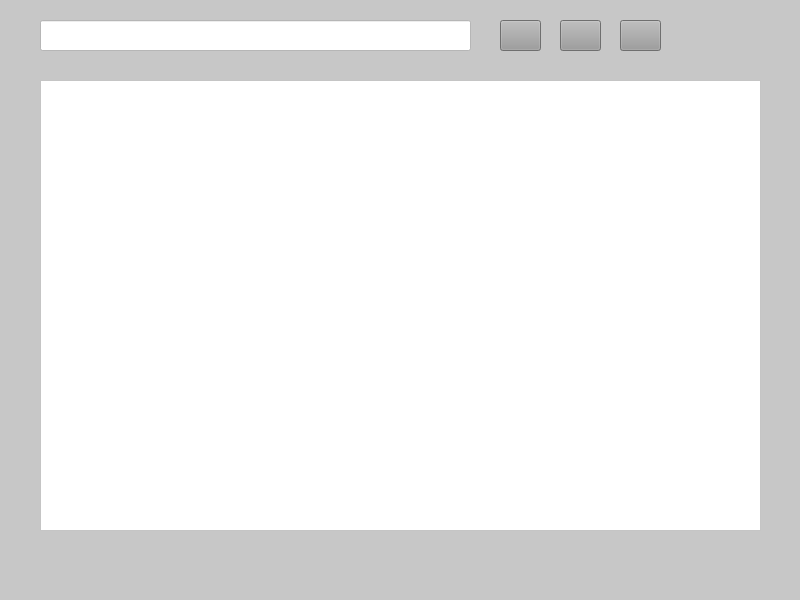
VictorHCH/Taller-Mecanico, file TallerMecanico/ventanas/Inventario.ui: the form before one commit.
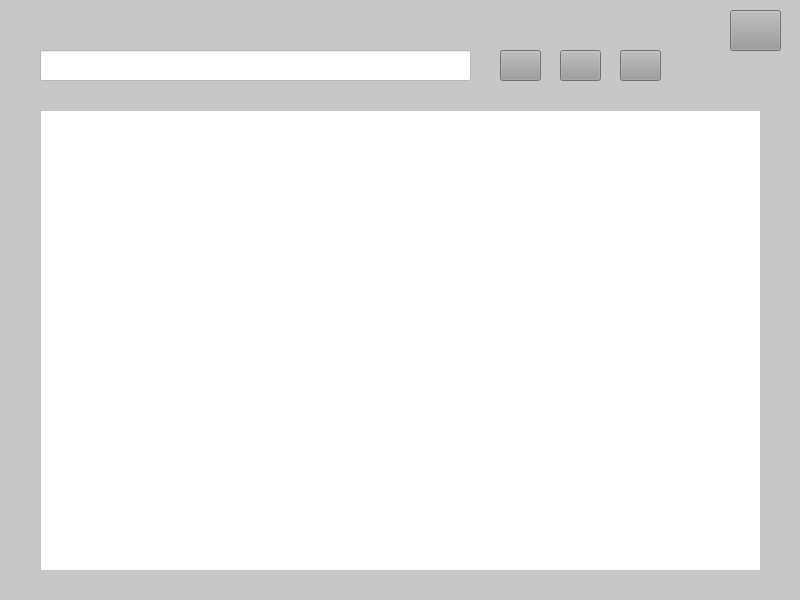
The form after the commit. Icons and pictures are not drawn.

```diff
--- a/TallerMecanico/ventanas/Inventario.ui
+++ b/TallerMecanico/ventanas/Inventario.ui
@@ -25,7 +25,7 @@
     <property name="geometry">
      <rect>
       <x>40</x>
-      <y>20</y>
+      <y>50</y>
       <width>431</width>
       <height>31</height>
      </rect>
@@ -33,7 +33,7 @@
     <property name="font">
      <font>
       <family>Franklin Gothic Book</family>
-      <pointsize>9</pointsize>
+      <pointsize>11</pointsize>
      </font>
     </property>
     <property name="styleSheet">
@@ -44,7 +44,7 @@
     <property name="geometry">
      <rect>
       <x>500</x>
-      <y>20</y>
+      <y>50</y>
       <width>41</width>
       <height>31</height>
      </rect>
@@ -69,15 +69,15 @@
     <property name="geometry">
      <rect>
       <x>40</x>
-      <y>80</y>
+      <y>110</y>
       <width>721</width>
-      <height>451</height>
+      <height>461</height>
      </rect>
     </property>
     <property name="font">
      <font>
       <family>Franklin Gothic Book</family>
-      <pointsize>9</pointsize>
+      <pointsize>11</pointsize>
      </font>
     </property>
     <property name="styleSheet">
@@ -88,7 +88,7 @@
     <property name="geometry">
      <rect>
       <x>560</x>
-      <y>20</y>
+      <y>50</y>
       <width>41</width>
       <height>31</height>
      </rect>
@@ -113,7 +113,7 @@
     <property name="geometry">
      <rect>
       <x>620</x>
-      <y>20</y>
+      <y>50</y>
       <width>41</width>
       <height>31</height>
      </rect>
@@ -134,6 +134,31 @@
      <string/>
     </property>
    </widget>
+   <widget class="QPushButton" name="btn_5">
+    <property name="geometry">
+     <rect>
+      <x>730</x>
+      <y>10</y>
+      <width>51</width>
+      <height>41</height>
+     </rect>
+    </property>
+    <property name="font">
+     <font>
+      <family>Franklin Gothic Book</family>
+      <pointsize>11</pointsize>
+      <weight>50</weight>
+      <bold>false</bold>
+     </font>
+    </property>
+    <property name="styleSheet">
+     <string notr="true">background-color: rgb(155, 155, 155);
+color: rgb(206, 18, 18);</string>
+    </property>
+    <property name="text">
+     <string/>
+    </property>
+   </widget>
   </widget>
  </widget>
  <resources/>
```
